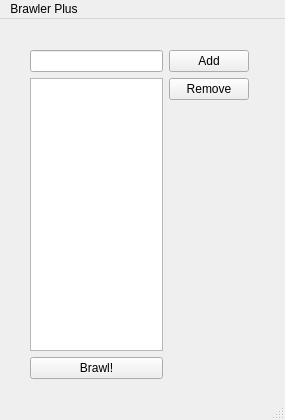
First picture: the form in mainwindow.ui, repository navzam/BrawlerPlus, before the edit.
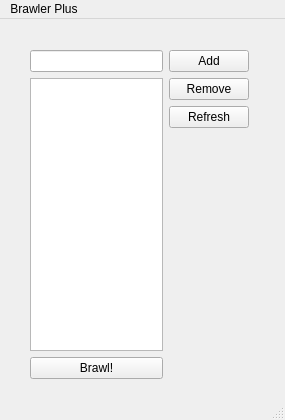
Second picture: the form after the edit. Icons and pictures are not drawn.

What changed in the file:
```diff
--- a/mainwindow.ui
+++ b/mainwindow.ui
@@ -75,6 +75,13 @@
          </property>
         </widget>
        </item>
+       <item>
+        <widget class="QPushButton" name="refreshButton">
+         <property name="text">
+          <string>Refresh</string>
+         </property>
+        </widget>
+       </item>
        <item>
         <spacer name="verticalSpacer_2">
          <property name="orientation">
```
Left out of the diff: 2 changed lines with no effect on the pictures.
